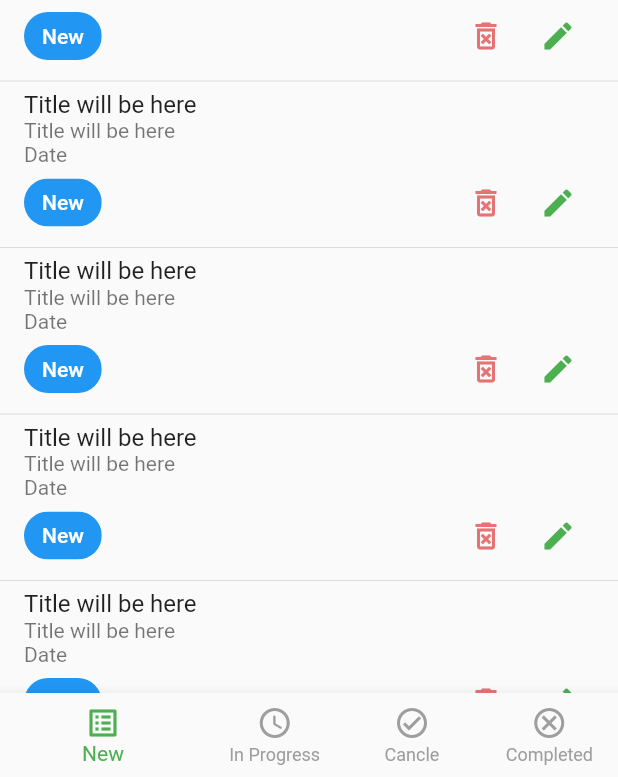
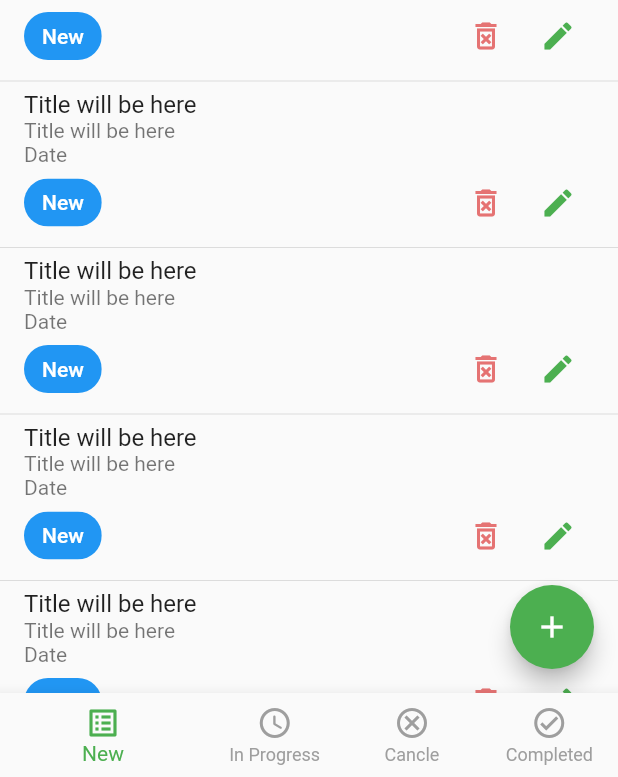
Before and after one commit to musfique113/TaskTracker, a Flutter app: the BottomNavbarScreen screen opened directly, on a phone screen of 412 x 824 dp, the part 459-1236 px from its top. Run offline on Flutter 3.47's test engine with Material 2 defaults, Android fonts, the phone set to English and light mode, and no system bars; our stand-ins replace flutter_svg, pin_code_fields; network calls fail.

Commit message:
added the new task screen, app onTap properties in the profilr bbanner

```diff
--- a/lib/ui/presentation/screens/bottom_nav_bar_screen.dart
+++ b/lib/ui/presentation/screens/bottom_nav_bar_screen.dart
@@ -44,8 +44,8 @@ class _BottomNavbarScreenState extends State<BottomNavbarScreen> {
         items: [
           BottomNavigationBarItem(icon: Icon(Icons.list_alt),label: "New"),
           BottomNavigationBarItem(icon: Icon(Icons.access_time_rounded),label: "In Progress"),
-          BottomNavigationBarItem(icon: Icon(Icons.check_circle_outlined), label: "Cancle"),
-          BottomNavigationBarItem(icon: Icon(Icons.cancel_outlined),label: "Completed"),
+          BottomNavigationBarItem(icon: Icon(Icons.cancel_outlined), label: "Cancle"),
+          BottomNavigationBarItem(icon: Icon(Icons.check_circle_outlined),label: "Completed"),
         ],
       ),
     );
--- a/lib/ui/presentation/screens/new_task_screen.dart
+++ b/lib/ui/presentation/screens/new_task_screen.dart
@@ -1,4 +1,5 @@
 import 'package:flutter/material.dart';
+import 'package:taskmanager_ostad/ui/presentation/screens/add_new_task_screen.dart';
 
 import '../widgets/summary_card.dart';
 import '../widgets/task_list_tile.dart';
@@ -61,6 +62,12 @@ class NewTaskScreen extends StatelessWidget {
           ],
         ),
       ),
+      floatingActionButton: FloatingActionButton(
+        child: Icon(Icons.add),
+        onPressed: (){
+          Navigator.push(context, MaterialPageRoute(builder: (context)=> AddNewTaskScreen()));
+        },
+      ),
     );
   }
 }
--- a/lib/ui/presentation/widgets/user_profile_banner.dart
+++ b/lib/ui/presentation/widgets/user_profile_banner.dart
@@ -1,14 +1,22 @@
 
 import 'package:flutter/material.dart';
+import 'package:taskmanager_ostad/ui/presentation/screens/edit_profile_screen.dart';
 
 class UserProfileBanner extends StatelessWidget {
   const UserProfileBanner({
     super.key,
   });
 
-  @override
   Widget build(BuildContext context) {
-    return ListTile(
+    return GestureDetector(
+      onTap: () {
+        // Navigate to the EditProfile page when the button is tapped
+        Navigator.push(
+          context,
+          MaterialPageRoute(builder: (context) => EditProfileScreen()),
+        );
+      },
+      child: ListTile(
         tileColor: Colors.green,
         leading: CircleAvatar(
           backgroundImage: NetworkImage(
@@ -17,15 +25,16 @@ class UserProfileBanner extends StatelessWidget {
         ),
         title: Text(
           "User Name",
-        style:
-        TextStyle(fontWeight: FontWeight.w600, color: Colors.white),
+          style: TextStyle(fontWeight: FontWeight.w600, color: Colors.white),
         ),
         subtitle: Text(
           "User Email",
           style: TextStyle(
             fontWeight: FontWeight.w600,
             color: Colors.white,
-            fontSize: 12),
+            fontSize: 12,
+          ),
+        ),
       ),
     );
   }
```
Also changed, not shown: lib/ui/presentation/screens/add_new_task_screen.dart (added, +57 -0 lines), lib/ui/presentation/screens/edit_profile_screen.dart (added, +17 -0 lines), lib/ui/presentation/screens/add_task_screen.dart (deleted). Lines whose indentation alone changed are shown as unchanged.
